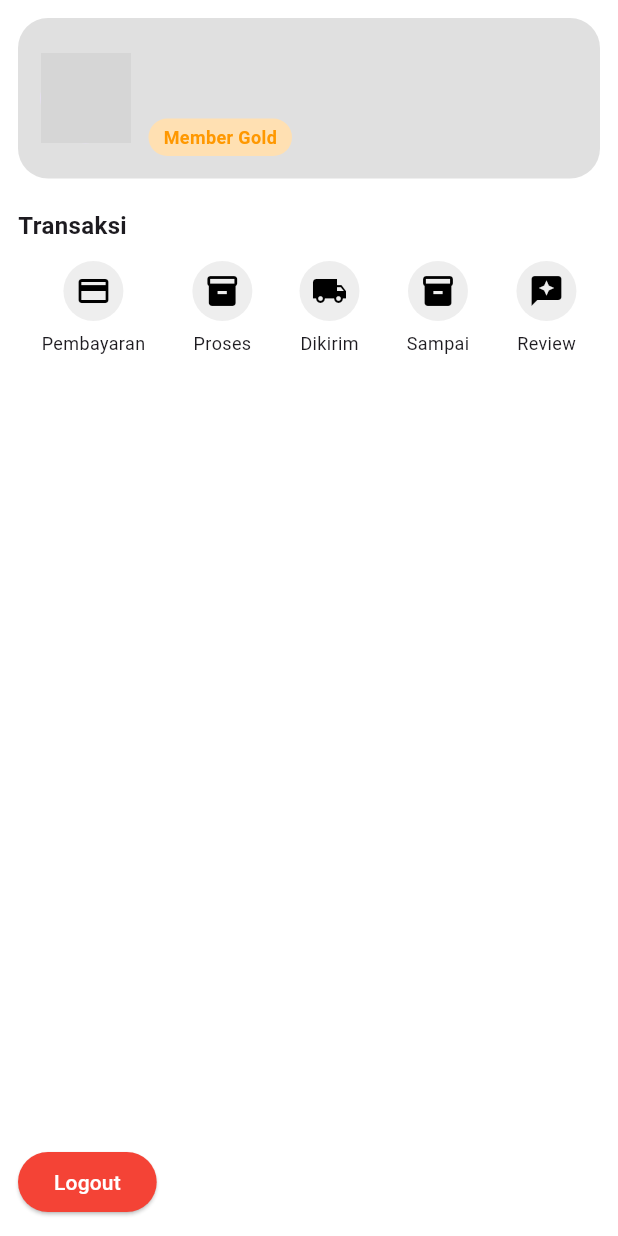
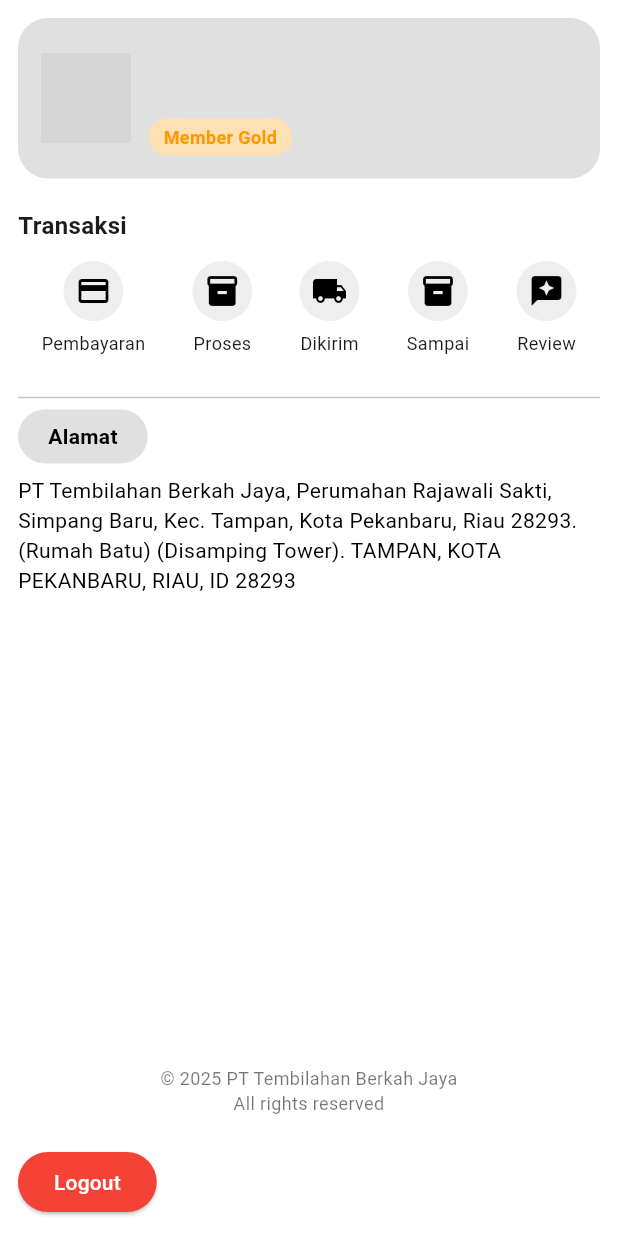
Before and after one commit to AldoFernando029/E-commerce_MobileProgramming_Kelas_A, a Flutter app: the ProfilePage screen opened directly, on a phone screen of 412 x 824 dp. Run offline on Flutter 3.47's test engine with Material 3 defaults, Android fonts, the phone set to English and light mode, and no system bars; our stand-ins replace google_fonts, image_picker, shared_preferences; accounts and stored records are empty; network calls fail; grey boxes are pictures that could not be loaded.

Commit message:
Menambahkan tampilan Profile.dart

```diff
--- a/lib/pages/profile.dart
+++ b/lib/pages/profile.dart
@@ -281,8 +281,53 @@ class _ProfilePageState extends State<ProfilePage> {
                         ),
                       ],
                     ),
+
+                    const SizedBox(height: 20),
+                    const Divider(thickness: 1),
+
+                    // Box hanya teks "Alamat"
+                    Row(
+                      children: [
+                        Container(
+                          padding: const EdgeInsets.symmetric(
+                              horizontal: 20, vertical: 8),
+                          decoration: BoxDecoration(
+                            color: Colors.grey[300],
+                            borderRadius: BorderRadius.circular(100),
+                          ),
+                          child: const Text(
+                            "Alamat",
+                            style: TextStyle(
+                              color: Colors.black,
+                              fontWeight: FontWeight.bold,
+                            ),
+                          ),
+                        ),
+                      ],
+                    ),
+
+                    const SizedBox(height: 8),
+
+                    // Isi alamat di luar box
+                    Text(
+                      alamat,
+                      style: const TextStyle(
+                        color: Colors.black,
+                        fontSize: 14,
+                      ),
+                    ),
                   ],
                 ),
+              ),
+            ),
+
+            // Copyright
+            Padding(
+              padding: const EdgeInsets.all(8.0),
+              child: Text(
+                "© 2025 PT Tembilahan Berkah Jaya\nAll rights reserved",
+                textAlign: TextAlign.center,
+                style: const TextStyle(fontSize: 12, color: Colors.black54),
               ),
             ),
 
```
